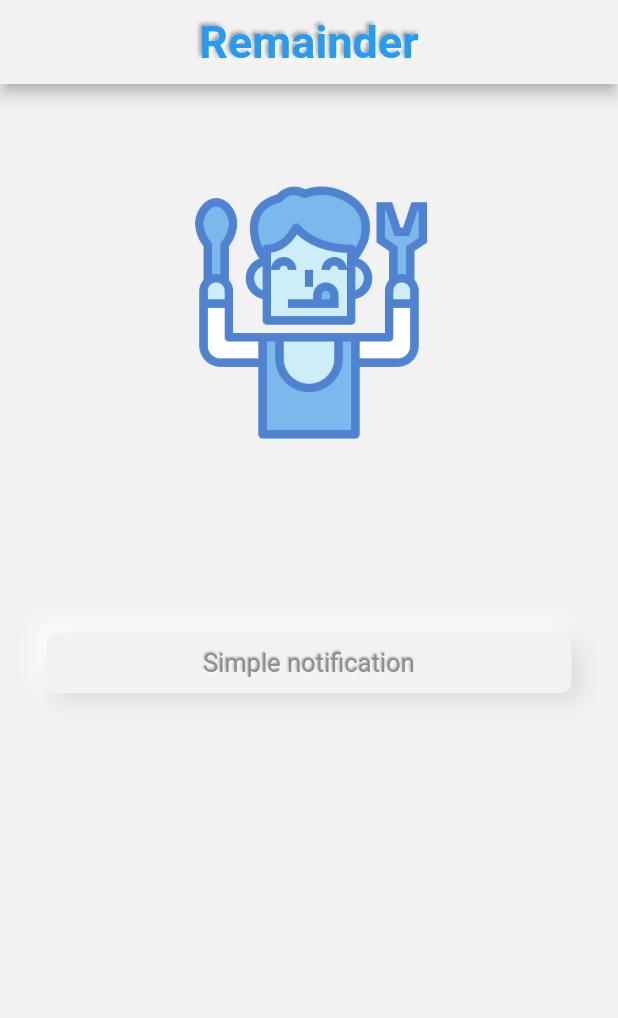
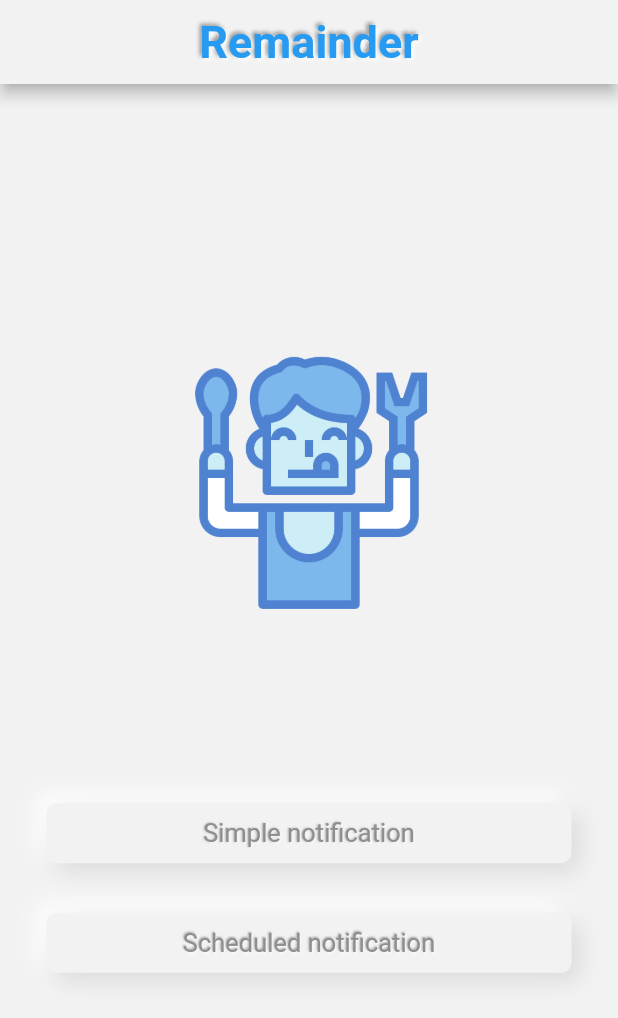
Before and after one commit to mattpake/eat_3h_remainder, a Flutter app: the screen it shows after launch, on a phone screen of 412 x 824 dp. Shown: the top 1018 px of the screen. Run offline on Flutter 3.47's test engine with Material 2 defaults, Android fonts, the phone set to English and light mode, and no system bars; drawn by our look-alikes of clay_containers; our stand-ins replace flutter_local_notifications, rxdart, timezone.

Commit message:
scheduled notification
Notification is schedule for 12 seconds after push button

```diff
--- a/lib/home.dart
+++ b/lib/home.dart
@@ -21,7 +21,7 @@ class _RemainderState extends State<Remainder> {
   @override
   void initState() {
     super.initState();
-    NotificationApi.init();
+    NotificationApi.init(initScheduled: true);
     listenNotifications();
   }
 
@@ -70,7 +70,7 @@ class _RemainderState extends State<Remainder> {
                 padding: EdgeInsets.all(12.0),
               ),
               Padding(
-                padding: EdgeInsets.only(bottom: 300),
+                padding: EdgeInsets.only(bottom: 30),
                 child: InkWell(
                   onTap: () {
                     NotificationApi.showNotification(
@@ -97,6 +97,47 @@ class _RemainderState extends State<Remainder> {
                   ),
                 ),
               ),
+              Padding(
+                padding: EdgeInsets.only(top: 3),
+                child: InkWell(
+                  onTap: () {
+                    NotificationApi.showScheduleNotification(
+                      title: 'Scheduled Notification',
+                      body: 'This gona work.',
+                      payload: 'payload message',
+                      scheduleDate: DateTime.now().add(
+                        const Duration(seconds: 12),
+                      ),
+                    );
+                    const snackBar = SnackBar(
+                      content: Text(
+                        'Scheduled in 12 Seconds.',
+                        style: TextStyle(fontSize: 24),
+                      ),
+                      backgroundColor: Colors.yellow,
+                    );
+                    ScaffoldMessenger.of(context)
+                    ..removeCurrentSnackBar()
+                    ..showSnackBar(snackBar);
+                  },
+                  child: ClayContainer(
+                    width: 350,
+                    height: 40,
+                    borderRadius: 7,
+                    surfaceColor: _white,
+                    child: Center(
+                      child: ClayText(
+                        "Scheduled notification",
+                        emboss: true,
+                        color: _white,
+                        parentColor: _white,
+                        depth: 100,
+                        style: const TextStyle(fontSize: 17),
+                      ),
+                    ),
+                  ),
+                ),
+              ),
             ],
           ),
         ),
--- a/lib/notification_api.dart
+++ b/lib/notification_api.dart
@@ -1,5 +1,7 @@
 import 'package:flutter_local_notifications/flutter_local_notifications.dart';
 import 'package:rxdart/rxdart.dart';
+import 'package:timezone/data/latest.dart' as tz;
+import 'package:timezone/timezone.dart' as tz;
 
 class NotificationApi {
   static final _notifications = FlutterLocalNotificationsPlugin();
@@ -31,6 +33,13 @@ class NotificationApi {
         onNotifications.add(payload);
       },
     );
+
+    if (initScheduled) {
+      tz.initializeTimeZones();
+      // final locationName = await FlutterNativeTimeZone.getLocalTimezone(
+      //   tz.setLocalLocation(tz.getLocation(locationName),),
+      // );
+    }
   }
 
   static Future showNotification({
@@ -41,4 +50,24 @@ class NotificationApi {
   }) async =>
       _notifications.show(id, title, body, await _notificationDetails(),
           payload: payload);
+
+  static void showScheduleNotification({
+    int id = 0,
+    String? title,
+    String? body,
+    String? payload,
+    required DateTime scheduleDate,
+  }) async =>
+      _notifications.zonedSchedule(
+        id,
+        title,
+        body,
+        tz.TZDateTime.from(scheduleDate, tz.local),
+        await _notificationDetails(),
+        payload: payload,
+        androidAllowWhileIdle: true,
+        uiLocalNotificationDateInterpretation:
+            UILocalNotificationDateInterpretation.absoluteTime,
+        // matchDateTimeComponents: DateTimeComponents.time,
+      );
 }
```
